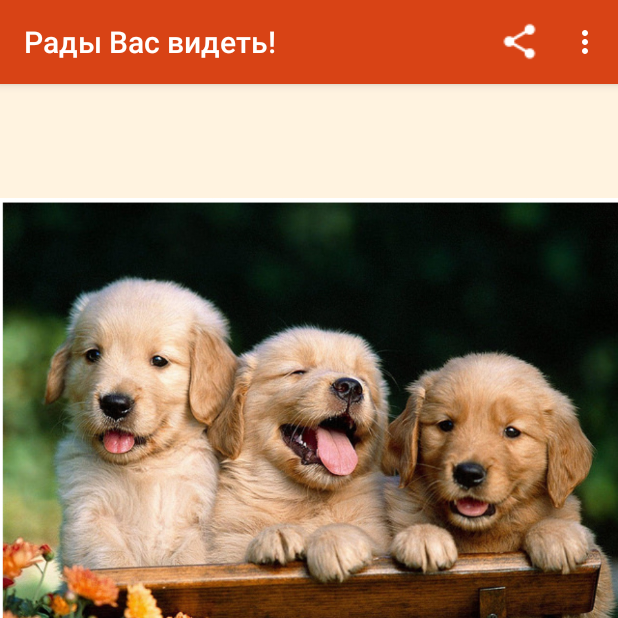
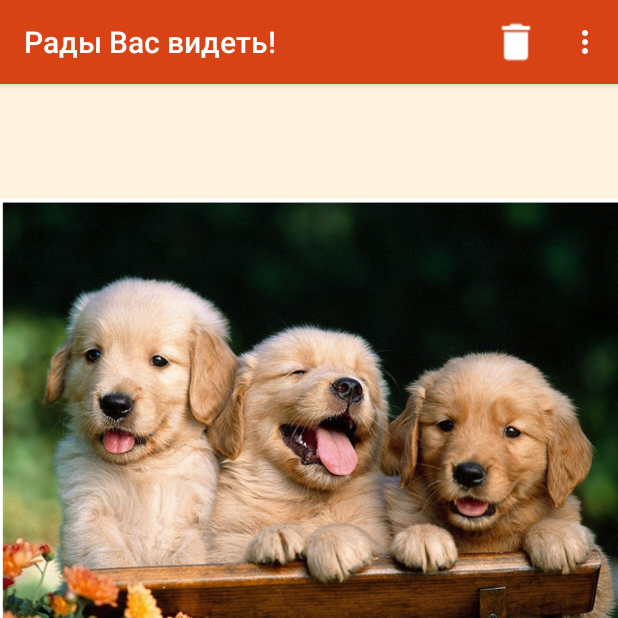
Before and after one commit to kalininaleksandrv/NeedMyPuppy, an Android app: the MainActivity screen opened directly, with no data from a screen before it, on a phone screen of 412 x 824 dp, the top half of it. Run offline under Robolectric (Android 15) with nearby library versions, the phone set to English and light mode, and no system bars.

```diff
--- a/app/src/main/AndroidManifest.xml
+++ b/app/src/main/AndroidManifest.xml
@@ -32,10 +32,12 @@
             android:label="@string/btn_block2" />
         <activity
             android:name=".BreedDescriptionActivity_frag"
-            android:label="теперь выбираем породу" />
+            android:label="теперь выбираем породу"
+            android:parentActivityName=".MainActivity"/>
         <activity
             android:name=".DescriptionActivity"
-            android:label="теперь выбираем породу" />
+            android:label="теперь выбираем породу"
+            android:parentActivityName=".MainActivity"/>
     </application>
 
 </manifest>
--- a/app/src/main/res/menu/menu_mainactivity.xml
+++ b/app/src/main/res/menu/menu_mainactivity.xml
@@ -8,24 +8,25 @@
     <item
         android:id="@+id/action_saveoptions"
         android:orderInCategory="100"
-        android:title="@string/main_action_save"
+        android:title="@string/action_save"
         app:showAsAction="never"/>
     <item
         android:id="@+id/action_email"
         android:orderInCategory="100"
-        android:title="@string/main_action_email"
+        android:title="@string/action_email"
         app:showAsAction="never"/>
     <item
         android:id="@+id/action_settings"
         android:orderInCategory="100"
-        android:title="@string/main_action_settings"
+        android:title="@string/action_settings"
         app:showAsAction="never"/>
 
     <item
-        android:id="@+id/action_createnew"
-        android:icon="@drawable/ic_share_white_18dp"
-        android:orderInCategory="1"
-        android:title="@string/main_action_new"
+        android:id="@+id/action_delet"
+        android:icon="@drawable/ic_delete_white_24dp"
+        android:orderInCategory="2"
+        android:title="@string/action_garbage"
         app:showAsAction="ifRoom"/>
 
+
 </menu>
--- a/app/src/main/res/values-v21/strings.xml
+++ b/app/src/main/res/values-v21/strings.xml
@@ -19,8 +19,10 @@
     <string name="intro_about_owner_activity">При выборе собаки, очень важно понимать Ваши возможности. Для этого ответьте на вопросы ниже</string>
     <string name="intro_about_for_what_activity">Разные породы собак лучше подходят для разных занятий. Выберите - как Вы хотели бы проводить время с Вашей собакой?</string>
     <string name="intro_about_infrastructure">Для некоторых пород очень важно - какие окружающие условия Вы им обеспечите.</string>
-
-    <!-- TODO: Remove or change this placeholder text -->
-    <string name="hello_blank_fragment">Hello blank fragment</string>
+    <string name="action_save">сохранить профиль ответов</string>
+    <string name="action_email">получить отчет на e-mail</string>
+    <string name="action_settings">настройки</string>
+    <string name="action_garbage">Сбросить ответы</string>
+    <string name="action_share">Поделиться</string>
 
 </resources>
--- a/app/src/main/res/values/strings.xml
+++ b/app/src/main/res/values/strings.xml
@@ -19,9 +19,10 @@
     <string name="intro_about_owner_activity">При выборе собаки, очень важно понимать Ваши возможности. Для этого ответьте на вопросы ниже</string>
     <string name="intro_about_for_what_activity">Разные породы собак лучше подходят для разных занятий. Выберите - как Вы хотели бы проводить время с Вашей собакой?</string>
     <string name="intro_about_infrastructure">Для некоторых пород очень важно - какие окружающие условия Вы им обеспечите.</string>
-    <string name="main_action_save">сохранить профиль ответов</string>
-    <string name="main_action_email">получить отчет на e-mail</string>
-    <string name="main_action_settings">настройки</string>
-    <string name="main_action_new">Новый профиль ответов</string>
+    <string name="action_save">сохранить профиль ответов</string>
+    <string name="action_email">получить отчет на e-mail</string>
+    <string name="action_settings">настройки</string>
+    <string name="action_garbage">Сбросить ответы</string>
+    <string name="action_share">Поделиться</string>
 
 </resources>
```
Also changed, not shown: app/src/main/java/dev/eyesless/needmypuppy/DescriptionActivity.java (+46 -4 lines), app/src/main/java/dev/eyesless/needmypuppy/MainActivity.java (+11 -6 lines), app/src/main/res/menu/menu_descriptionactivity.xml (added, +14 -0 lines), app/src/main/res/drawable/ic_delete_white_24dp.png (added).
